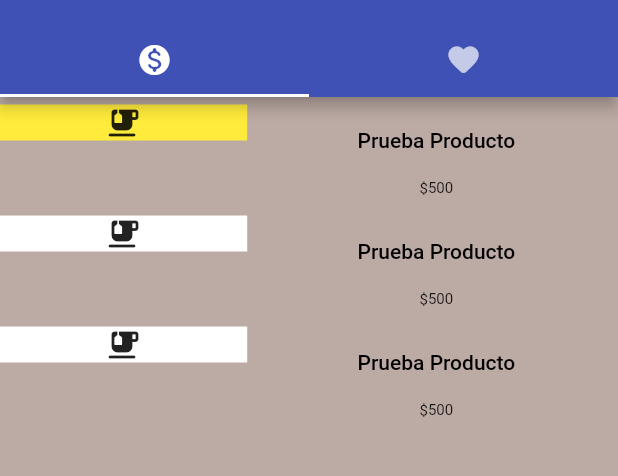
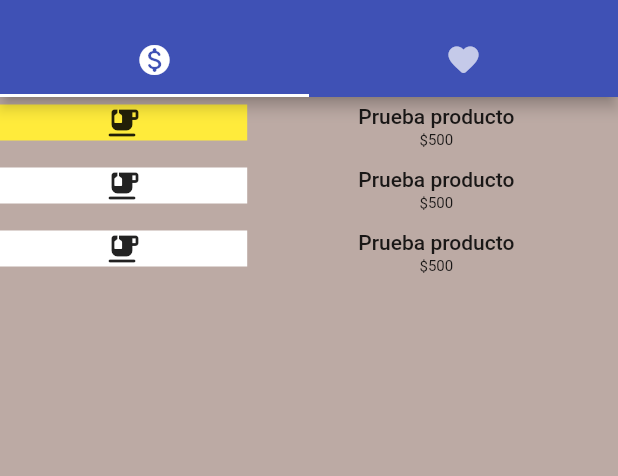
Before and after one commit to YonoVid/ProyectoOfertas, a Flutter app: the Ofertas screen opened by its route, on a phone screen of 412 x 824 dp, the part 59-535 px from its top. Run offline on Flutter 3.47's test engine with Material 2 defaults, Android fonts, the phone set to English and light mode, and no system bars; our stand-ins replace google_maps_flutter; project files that could hold a hidden picture were left out.

Commit message:
Revert "Cambios pequeños"
This reverts commit 64f4197bf5a34b42aa92e129971454a677e09013.

```diff
--- a/Proyecto/lib/main.dart
+++ b/Proyecto/lib/main.dart
@@ -6,7 +6,6 @@ import 'package:ofertas_flutter/screens/register.dart';
 import 'package:ofertas_flutter/screens/ofertas.dart';
 import 'package:ofertas_flutter/screens/soporte.dart';
 import 'package:ofertas_flutter/screens/preguntas.dart';
-import 'package:ofertas_flutter/screens/producto.dart';
 
 void main() => runApp(MaterialApp(
     initialRoute: '/login',
@@ -17,7 +16,6 @@ void main() => runApp(MaterialApp(
       '/ofertas': (context) => Ofertas(),
       '/soporte': (context) => Soporte(),
       '/preguntas': (context) => Preguntas(),
-      '/producto': (context) => Producto(),
       '/example': (context) => Example(),
     },
     theme: ThemeData(
--- a/Proyecto/lib/screens/login.dart
+++ b/Proyecto/lib/screens/login.dart
@@ -51,7 +51,7 @@ class _LoginState extends State<Login> {
                         border: OutlineInputBorder(),
                         fillColor: Colors.white,
                         labelText: 'Constraseña',
-                        hintText: 'Ingrese su contraseña'),
+                        hintText: 'Enter your secure password'),
                   ),
                 ),
                 Row(
--- a/Proyecto/lib/screens/navigationDrawer.dart
+++ b/Proyecto/lib/screens/navigationDrawer.dart
@@ -56,7 +56,7 @@ class NavDrawer extends Drawer {
                 title: Text("Ofertas guardadas"),
                 leading: const Icon(Icons.favorite),
                 onTap: () {
-                  Navigator.pop(context,);
+                  Navigator.pop(context);
                 },
               ),
               const Divider(
--- a/Proyecto/lib/screens/ofertas.dart
+++ b/Proyecto/lib/screens/ofertas.dart
@@ -55,18 +55,7 @@ class _OfertasBusquedaState extends State<OfertasBusqueda> {
             decoration: const BoxDecoration(color: Colors.yellow),
             child: Icon(Icons.emoji_food_beverage_rounded),
           ),
-          title: TextButton(
-            onPressed: () {
-              Navigator.pushNamed(context, '/producto');
-            },
-            child: const Text(
-              'Prueba Producto',
-              style: TextStyle(
-                  color: Colors.black,
-                  fontWeight: FontWeight.w500,
-                  fontSize: 14),
-            ),
-          ),
+          title: 'Prueba producto',
           price: "\$500",
         ),
         ListOfertas(
@@ -74,18 +63,7 @@ class _OfertasBusquedaState extends State<OfertasBusqueda> {
             decoration: const BoxDecoration(color: Colors.white),
             child: Icon(Icons.emoji_food_beverage_rounded),
           ),
-          title: TextButton(
-            onPressed: () {
-              Navigator.pushNamed(context, '/producto');
-            },
-            child: const Text(
-              'Prueba Producto',
-              style: TextStyle(
-                  color: Colors.black,
-                  fontWeight: FontWeight.w500,
-                  fontSize: 14),
-            ),
-          ),
+          title: 'Prueba producto',
           price: "\$500",
         ),
         ListOfertas(
@@ -93,18 +71,7 @@ class _OfertasBusquedaState extends State<OfertasBusqueda> {
             decoration: const BoxDecoration(color: Colors.white),
             child: Icon(Icons.emoji_food_beverage_rounded),
           ),
-          title: TextButton(
-            onPressed: () {
-              Navigator.pushNamed(context, '/producto');
-            },
-            child: const Text(
-              'Prueba Producto',
-              style: TextStyle(
-                  color: Colors.black,
-                  fontWeight: FontWeight.w500,
-                  fontSize: 14),
-            ),
-          ),
+          title: 'Prueba producto',
           price: "\$500",
         ),
       ],
@@ -121,7 +88,7 @@ class ListOfertas extends StatelessWidget {
   }) : super(key: key);
 
   final Widget thumbnail;
-  final Widget title;
+  final String title;
   final String price;
 
   @override
@@ -152,7 +119,7 @@ class _OfertasDatos extends StatelessWidget {
     required this.price,
   }) : super(key: key);
 
-  final Widget name;
+  final String name;
   final String price;
 
   @override
@@ -161,16 +128,11 @@ class _OfertasDatos extends StatelessWidget {
       padding: const EdgeInsets.fromLTRB(5.0, 0.0, 0.0, 0.0),
       child: Column(
         children: [
-          TextButton(
-            onPressed: () {
-              Navigator.pushNamed(context, '/producto');
-            },
-            child: const Text(
-              'Prueba Producto',
-              style: TextStyle(
-                  color: Colors.black,
-                  fontWeight: FontWeight.w500,
-                  fontSize: 14),
+          Text(
+            name,
+            style: const TextStyle(
+              fontWeight: FontWeight.w500,
+              fontSize: 14.0,
             ),
           ),
           Padding(
@@ -182,7 +144,6 @@ class _OfertasDatos extends StatelessWidget {
               ),
             ),
           ),
-
         ],
       ),
     );
```
Also changed, not shown: Proyecto/lib/screens/producto.dart (deleted, +0 -115 lines), Proyecto/lib/screens/soporte.dart (+15 -36 lines).
